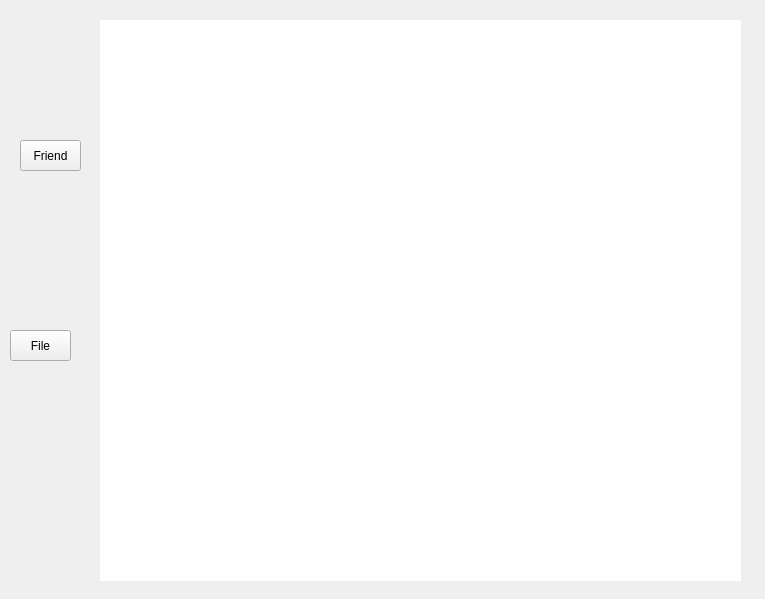
Before: the Qt Designer form TcpClient/mainwidget.ui in pwenss/lingdu-Netdisk, drawn with Qt 5.
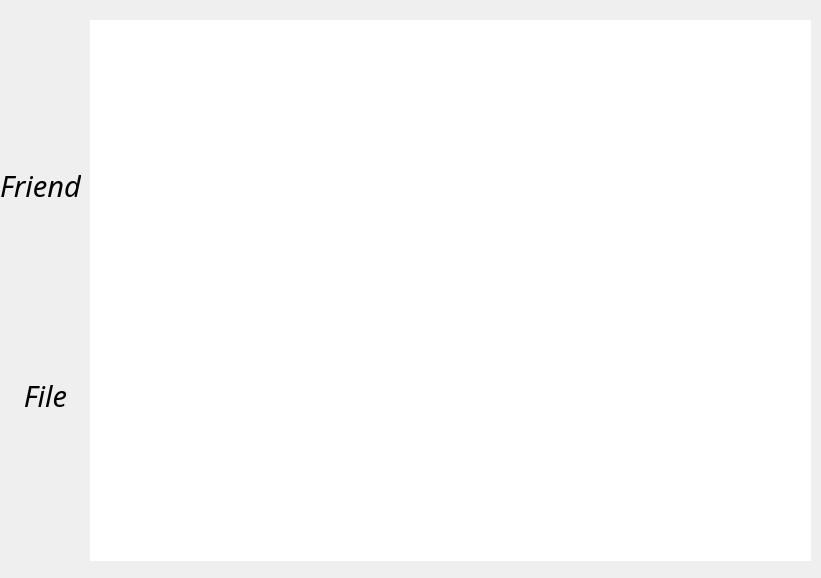
After: the same form once the commit is applied.

The edit to the form file:
```diff
--- a/TcpClient/mainwidget.ui
+++ b/TcpClient/mainwidget.ui
@@ -6,8 +6,8 @@
    <rect>
     <x>0</x>
     <y>0</y>
-    <width>765</width>
-    <height>599</height>
+    <width>821</width>
+    <height>578</height>
    </rect>
   </property>
   <property name="windowTitle">
@@ -16,10 +16,10 @@
   <widget class="QStackedWidget" name="stackedWidget">
    <property name="geometry">
     <rect>
-     <x>100</x>
+     <x>90</x>
      <y>20</y>
-     <width>641</width>
-     <height>561</height>
+     <width>721</width>
+     <height>541</height>
     </rect>
    </property>
    <property name="styleSheet">
@@ -34,12 +34,22 @@
   <widget class="QPushButton" name="Friend_Button">
    <property name="geometry">
     <rect>
-     <x>20</x>
-     <y>140</y>
-     <width>61</width>
-     <height>31</height>
+     <x>0</x>
+     <y>160</y>
+     <width>81</width>
+     <height>51</height>
     </rect>
    </property>
+   <property name="font">
+    <font>
+     <family>Monotype Corsiva</family>
+     <pointsize>22</pointsize>
+     <italic>true</italic>
+    </font>
+   </property>
+   <property name="styleSheet">
+    <string notr="true">border:none;</string>
+   </property>
    <property name="text">
     <string>Friend</string>
    </property>
@@ -48,11 +58,21 @@
    <property name="geometry">
     <rect>
      <x>10</x>
-     <y>330</y>
-     <width>61</width>
-     <height>31</height>
+     <y>370</y>
+     <width>71</width>
+     <height>51</height>
     </rect>
    </property>
+   <property name="font">
+    <font>
+     <family>Monotype Corsiva</family>
+     <pointsize>22</pointsize>
+     <italic>true</italic>
+    </font>
+   </property>
+   <property name="styleSheet">
+    <string notr="true">Border:none;</string>
+   </property>
    <property name="text">
     <string>File</string>
    </property>
```
Left out of the diff: 3 changed lines with no effect on the pictures.
